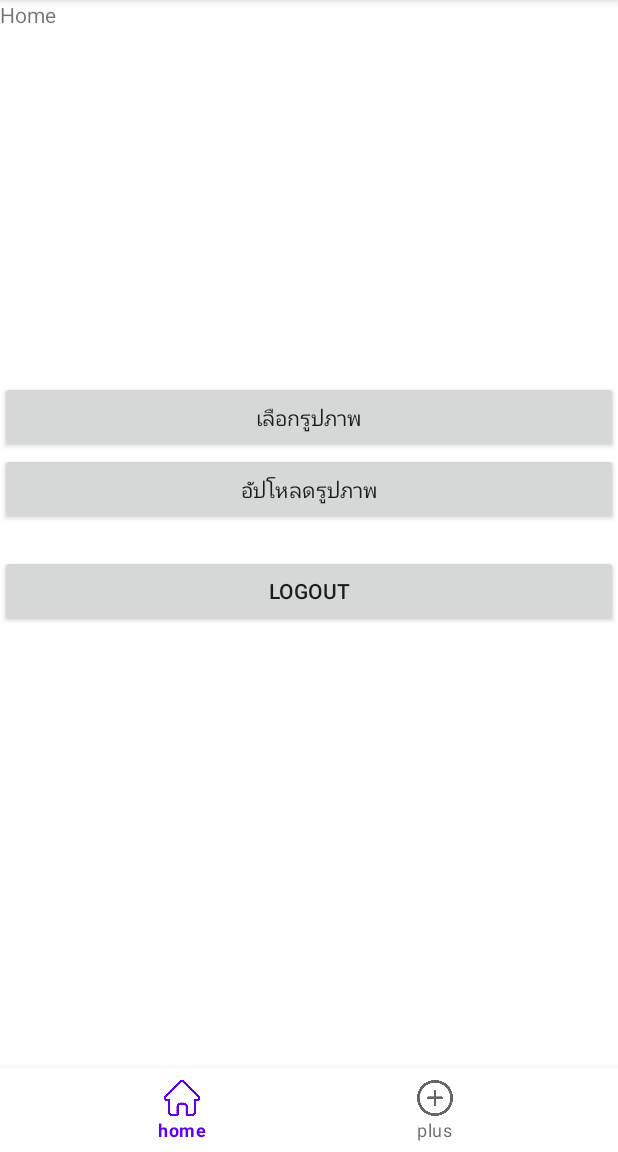
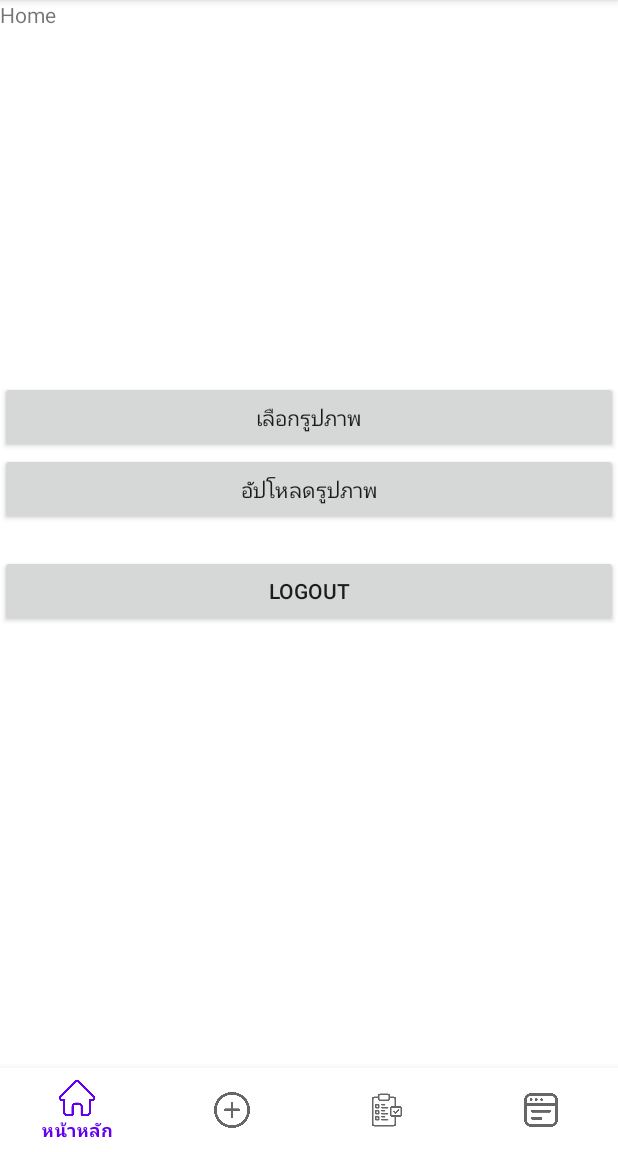
Before and after one commit to chaiyodcymg/koltin_mobile, an Android app: the HomeActivity screen opened directly, with no data from a screen before it, on a phone screen of 412 x 824 dp, the part 84-1236 px from its top. Run offline under Robolectric (Android 15) with nearby library versions, the phone set to English and light mode, and no system bars; pictures from the network do not load.

```diff
--- a/app/src/main/res/layout/activity_home.xml
+++ b/app/src/main/res/layout/activity_home.xml
@@ -63,5 +63,7 @@
         android:layout_width="match_parent"
         android:layout_height="wrap_content"
         android:layout_alignParentBottom="true"
+
         app:menu="@menu/bottom_navigation_menu" />
+
 </RelativeLayout>
--- a/app/src/main/res/menu/bottom_navigation_menu.xml
+++ b/app/src/main/res/menu/bottom_navigation_menu.xml
@@ -3,11 +3,23 @@
     <item
         android:id="@+id/page_1"
         android:enabled="true"
+
         android:icon="@drawable/home"
-        android:title="home"/>
+        android:title="หน้าหลัก"/>
     <item
         android:id="@+id/page_2"
         android:enabled="true"
         android:icon="@drawable/add"
-        android:title="plus"/>
+        android:title="โพสต์"/>
+    <item
+        android:id="@+id/page_3"
+        android:enabled="true"
+        android:icon="@drawable/check"
+        android:title="ตรวจสอบ"/>
+    <item
+        android:id="@+id/page_4"
+        android:enabled="true"
+        android:icon="@drawable/feed"
+        android:title="โพสต์ของฉัน"/>
+
 </menu>
```
Also changed, not shown: app/src/main/res/drawable/check.png (added), app/src/main/res/drawable/feed.png (added).
